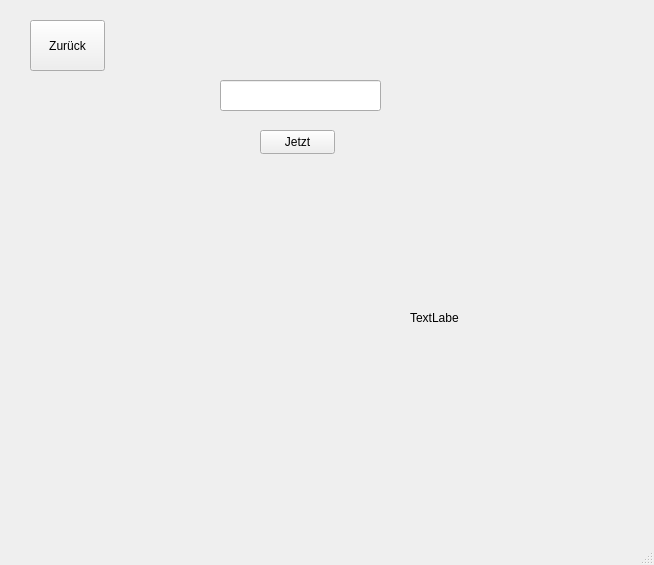
Above: main.ui from nhiasi/timeed before the change. Below: the same form after it.
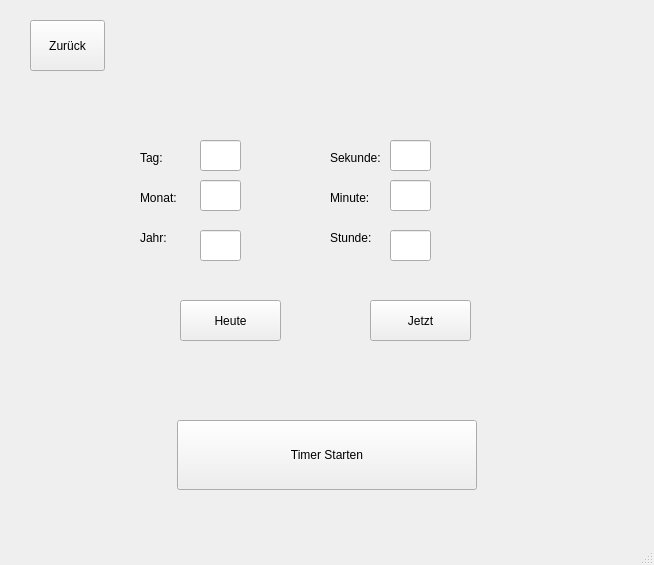
That is the form after the change.

Commit message: edit create page

Patch:
```diff
--- a/main.ui
+++ b/main.ui
@@ -77,9 +77,9 @@
      <widget class="QLineEdit" name="time_in">
       <property name="geometry">
        <rect>
-        <x>220</x>
-        <y>80</y>
-        <width>161</width>
+        <x>200</x>
+        <y>140</y>
+        <width>41</width>
         <height>31</height>
        </rect>
       </property>
@@ -87,10 +87,10 @@
      <widget class="QPushButton" name="jetzt_b">
       <property name="geometry">
        <rect>
-        <x>260</x>
-        <y>130</y>
-        <width>75</width>
-        <height>24</height>
+        <x>370</x>
+        <y>300</y>
+        <width>101</width>
+        <height>41</height>
        </rect>
       </property>
       <property name="text">
@@ -113,14 +113,155 @@
      <widget class="QLabel" name="label_2">
       <property name="geometry">
        <rect>
-        <x>410</x>
-        <y>310</y>
+        <x>140</x>
+        <y>150</y>
         <width>49</width>
         <height>16</height>
        </rect>
       </property>
       <property name="text">
-       <string>TextLabel</string>
+       <string>Tag:</string>
+      </property>
+     </widget>
+     <widget class="QPushButton" name="button_starten_crateF">
+      <property name="geometry">
+       <rect>
+        <x>177</x>
+        <y>420</y>
+        <width>300</width>
+        <height>70</height>
+       </rect>
+      </property>
+      <property name="text">
+       <string>Timer Starten</string>
+      </property>
+     </widget>
+     <widget class="QLabel" name="label_month_createF">
+      <property name="geometry">
+       <rect>
+        <x>140</x>
+        <y>190</y>
+        <width>49</width>
+        <height>16</height>
+       </rect>
+      </property>
+      <property name="text">
+       <string>Monat:</string>
+      </property>
+     </widget>
+     <widget class="QLineEdit" name="edit_month_createF">
+      <property name="geometry">
+       <rect>
+        <x>200</x>
+        <y>180</y>
+        <width>41</width>
+        <height>31</height>
+       </rect>
+      </property>
+     </widget>
+     <widget class="QLabel" name="label_year_createF">
+      <property name="geometry">
+       <rect>
+        <x>140</x>
+        <y>230</y>
+        <width>49</width>
+        <height>16</height>
+       </rect>
+      </property>
+      <property name="text">
+       <string>Jahr:</string>
+      </property>
+     </widget>
+     <widget class="QLineEdit" name="edit_year_createF">
+      <property name="geometry">
+       <rect>
+        <x>200</x>
+        <y>230</y>
+        <width>41</width>
+        <height>31</height>
+       </rect>
+      </property>
+     </widget>
+     <widget class="QLabel" name="label_second_createF">
+      <property name="geometry">
+       <rect>
+        <x>330</x>
+        <y>150</y>
+        <width>61</width>
+        <height>16</height>
+       </rect>
+      </property>
+      <property name="text">
+       <string>Sekunde:</string>
+      </property>
+     </widget>
+     <widget class="QLineEdit" name="edit_minute_createF">
+      <property name="geometry">
+       <rect>
+        <x>390</x>
+        <y>180</y>
+        <width>41</width>
+        <height>31</height>
+       </rect>
+      </property>
+     </widget>
+     <widget class="QLabel" name="label_minute_createF">
+      <property name="geometry">
+       <rect>
+        <x>330</x>
+        <y>190</y>
+        <width>49</width>
+        <height>16</height>
+       </rect>
+      </property>
+      <property name="text">
+       <string>Minute:</string>
+      </property>
+     </widget>
+     <widget class="QLineEdit" name="edit_hour_createF">
+      <property name="geometry">
+       <rect>
+        <x>390</x>
+        <y>230</y>
+        <width>41</width>
+        <height>31</height>
+       </rect>
+      </property>
+     </widget>
+     <widget class="QLineEdit" name="edit_second_createF">
+      <property name="geometry">
+       <rect>
+        <x>390</x>
+        <y>140</y>
+        <width>41</width>
+        <height>31</height>
+       </rect>
+      </property>
+     </widget>
+     <widget class="QLabel" name="label_hour_createF">
+      <property name="geometry">
+       <rect>
+        <x>330</x>
+        <y>230</y>
+        <width>49</width>
+        <height>16</height>
+       </rect>
+      </property>
+      <property name="text">
+       <string>Stunde:</string>
+      </property>
+     </widget>
+     <widget class="QPushButton" name="button_setheute_createF">
+      <property name="geometry">
+       <rect>
+        <x>180</x>
+        <y>300</y>
+        <width>101</width>
+        <height>41</height>
+       </rect>
+      </property>
+      <property name="text">
+       <string>Heute</string>
       </property>
      </widget>
     </widget>
```
Left out of the diff: 8 changed lines with no effect on the pictures. The commit also changes 5 other files.
